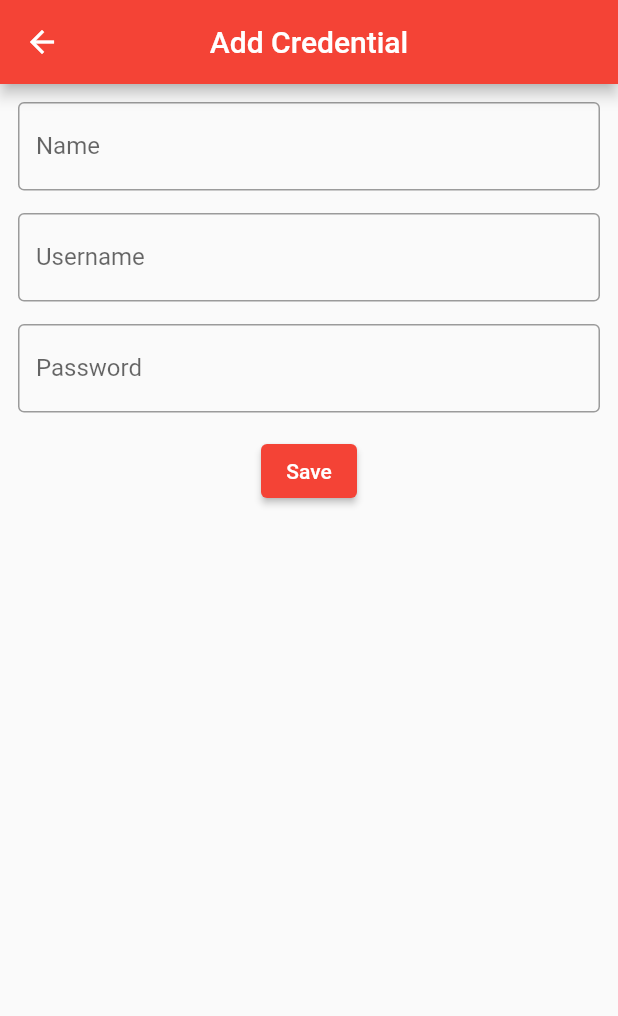
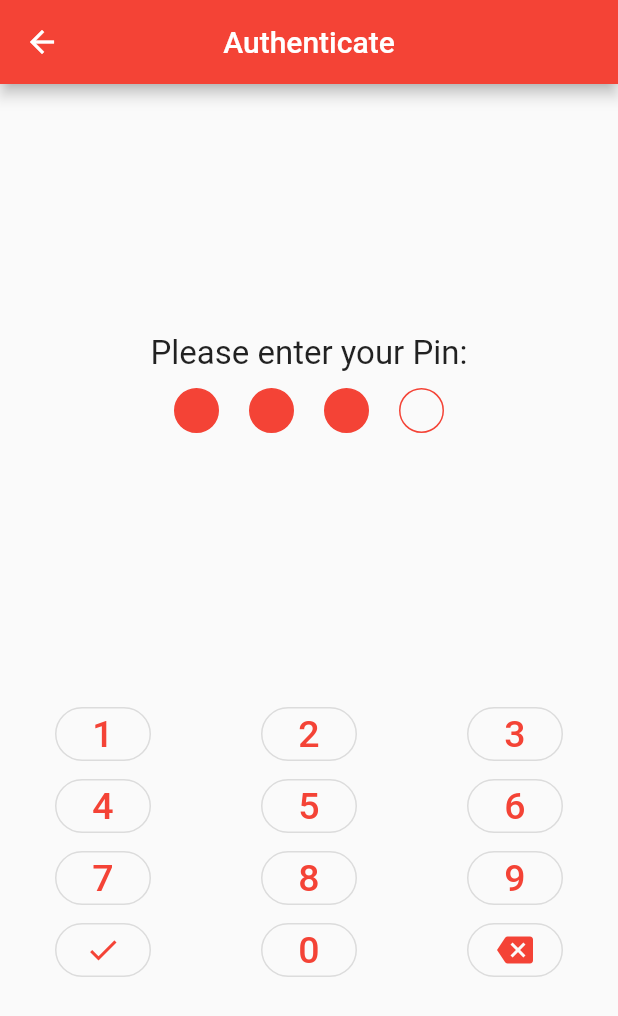
Before and after one commit to JordanchoEftimov/credential_manager, a Flutter app: the screen it shows after launch, after a tap on the "add" icon, on a phone screen of 412 x 824 dp. Shown: the top 1016 px of the screen. Run offline on Flutter 3.47's test engine with Material 2 defaults, Android fonts, the phone set to English and light mode, and no system bars; our stand-ins replace drift; missing offline and left inert: encrypt; accounts and stored records are empty; generated files the repository leaves out were written again.

Commit message:
Initial login design

```diff
--- a/lib/screens/home.dart
+++ b/lib/screens/home.dart
@@ -45,7 +45,8 @@ class _HomeState extends State<Home> {
       ),
       floatingActionButton: FloatingActionButton(
         onPressed: () {
-          Navigator.pushNamed(context, 'add_credential');
+          // TODO: Change route here
+          Navigator.pushNamed(context, 'pin_screen');
         },
         child: const Icon(
           Icons.add,
--- /dev/null
+++ b/lib/screens/pin_screen.dart
@@ -0,0 +1,113 @@
+import 'package:credential_manager/widgets/pin_circle.dart';
+import 'package:flutter/material.dart';
+
+class PinScreen extends StatefulWidget {
+  const PinScreen({Key? key}) : super(key: key);
+
+  @override
+  State<PinScreen> createState() => _PinScreenState();
+}
+
+class _PinScreenState extends State<PinScreen> {
+  // TODO: Delete this
+  String enteredPin = '123';
+
+  @override
+  Widget build(BuildContext context) {
+    return Scaffold(
+      appBar: AppBar(
+        title: const Text('Authenticate'),
+        centerTitle: true,
+      ),
+      body: Column(
+        mainAxisAlignment: MainAxisAlignment.spaceEvenly,
+        children: [
+          Column(
+            children: [
+              const Text(
+                'Please enter your Pin:',
+                style: TextStyle(
+                    fontSize: 22
+                ),
+              ),
+              Row(
+                mainAxisAlignment: MainAxisAlignment.center,
+                children: List<Widget>.generate(
+                  4,
+                  (i) => PinCircle(
+                    fillCircle: enteredPin.length - i > 0,
+                  ),
+                ),
+              ),
+            ],
+          ),
+          Column(children: [
+            ...List<Row>.generate(3, (i) {
+              return Row(
+                mainAxisAlignment: MainAxisAlignment.spaceAround,
+                children: List<OutlinedButton>.generate(3, (j) {
+                  String val = (3 * i + j + 1).toString();
+                  return OutlinedButton(
+                    onPressed: () => () => {},
+                    style: OutlinedButton.styleFrom(
+                      shape: RoundedRectangleBorder(
+                        borderRadius: BorderRadius.circular(50.0),
+                      ),
+                    ),
+                    child: Text(
+                      val,
+                      style: const TextStyle(
+                          fontSize: 25
+                      ),
+                    ),
+                  );
+                }),
+              );
+            }),
+            Row(
+              mainAxisAlignment: MainAxisAlignment.spaceAround,
+              children: [
+                OutlinedButton(
+                  onPressed: () {},
+                  style: OutlinedButton.styleFrom(
+                    shape: RoundedRectangleBorder(
+                      borderRadius: BorderRadius.circular(50.0),
+                    ),
+                  ),
+                  child: const Icon(
+                    Icons.check
+                  )
+                ),
+                OutlinedButton(
+                  onPressed: () => {},
+                  style: OutlinedButton.styleFrom(
+                    shape: RoundedRectangleBorder(
+                      borderRadius: BorderRadius.circular(50.0),
+                    ),
+                  ),
+                  child: const Text(
+                    '0',
+                    style: TextStyle(
+                        fontSize: 25
+                    ),
+                  ),
+                ),
+                OutlinedButton(
+                  onPressed: () => {},
+                  style: OutlinedButton.styleFrom(
+                    shape: RoundedRectangleBorder(
+                      borderRadius: BorderRadius.circular(50.0),
+                    ),
+                  ),
+                  child: const Icon(
+                    Icons.backspace,
+                  ),
+                ),
+              ],
+            )
+          ]),
+        ],
+      ),
+    );
+  }
+}
--- a/lib/utilities/router/router.dart
+++ b/lib/utilities/router/router.dart
@@ -1,6 +1,7 @@
 import 'package:credential_manager/screens/add_credential.dart';
 import 'package:credential_manager/screens/edit_credential.dart';
 import 'package:credential_manager/screens/home.dart';
+import 'package:credential_manager/screens/pin_screen.dart';
 import 'package:credential_manager/screens/show_credential.dart';
 import 'package:flutter/material.dart';
 
@@ -9,6 +10,10 @@ class RouterGenerator {
     final args = settings.arguments;
 
     switch (settings.name) {
+      case 'pin_screen':
+        return MaterialPageRoute(
+          builder: (_) => const PinScreen(),
+        );
       case 'home':
         return MaterialPageRoute(
           builder: (_) => const Home(),
--- /dev/null
+++ b/lib/widgets/pin_circle.dart
@@ -0,0 +1,28 @@
+import 'package:flutter/material.dart';
+
+class PinCircle extends StatelessWidget {
+  final bool _fillCircle;
+
+  const PinCircle({Key? key, required bool fillCircle})
+      : _fillCircle = fillCircle,
+        super(key: key);
+
+  @override
+  Widget build(BuildContext context) {
+    return Container(
+      width: 30,
+      height: 30,
+      margin: const EdgeInsets.all(
+        10.0,
+      ),
+      decoration: BoxDecoration(
+        color: _fillCircle ? Colors.red : Colors.transparent,
+        shape: BoxShape.circle,
+        border: Border.all(
+          color: Colors.red,
+          width: 1.0,
+        ),
+      ),
+    );
+  }
+}
```
